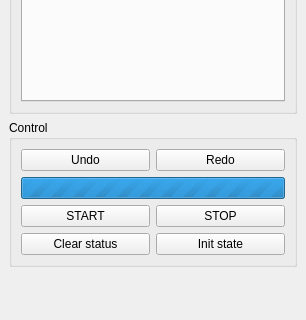
dagothar/gripperz, file src/plugins/alignment_experiment/alignment_experiment.ui: the form before one commit; both pictures show x 0 to 306 and y 352 to 672 of the 306 by 825 pixel window.
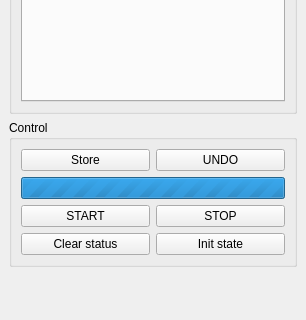
The form after the commit. The open tabs and pages were chosen to show the change.

Commit message: store/undo; fixes to the plugin

What changed in the file:
```diff
--- a/src/plugins/alignment_experiment/alignment_experiment.ui
+++ b/src/plugins/alignment_experiment/alignment_experiment.ui
@@ -571,16 +571,16 @@
         </widget>
        </item>
        <item row="0" column="0">
-        <widget class="QPushButton" name="undoButton">
+        <widget class="QPushButton" name="storeButton">
          <property name="text">
-          <string>Undo</string>
+          <string>Store</string>
          </property>
         </widget>
        </item>
        <item row="0" column="1">
-        <widget class="QPushButton" name="redoButton">
+        <widget class="QPushButton" name="undoButton">
          <property name="text">
-          <string>Redo</string>
+          <string>UNDO</string>
          </property>
         </widget>
        </item>
```
Left out of the diff: 2 changed lines with no effect on the pictures. The commit also changes 2 other files.
